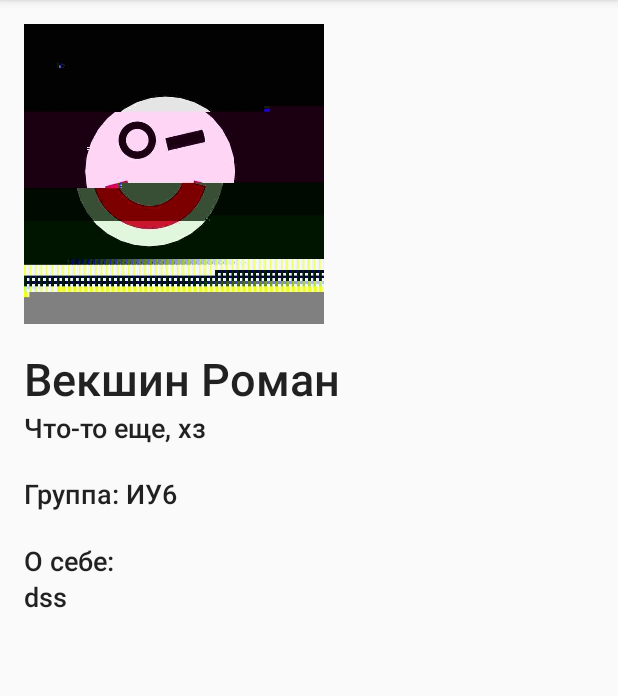
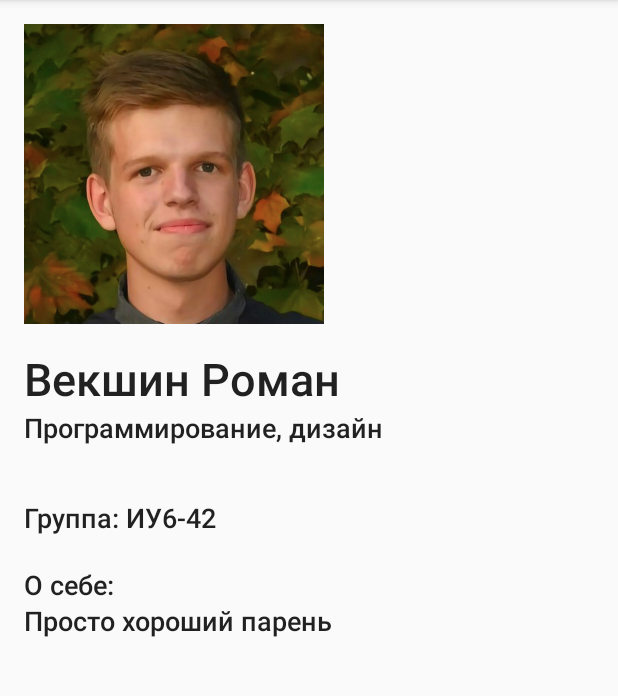
Before and after one commit to nikitko43/LawInfo, an Android app: the screen it shows after launch (DescriptionActivity), after a tap on "Векшин Роман", on a phone screen of 412 x 824 dp, the part 84-780 px from its top. Run offline under Robolectric (Android 15) with nearby library versions, the phone set to English and light mode, and no system bars.

Commit message:
Ласт коммит

```diff
--- a/app/src/main/AndroidManifest.xml
+++ b/app/src/main/AndroidManifest.xml
@@ -17,7 +17,8 @@
             </intent-filter>
         </activity>
         <activity android:name=".DescriptionActivity" />
-        <activity android:name=".EditActivity" />
+        <activity android:name=".EditActivity"
+            android:label="Изменение"/>
         <activity android:name=".LoginActivity"></activity>
     </application>
 
--- a/app/src/main/java/com/lawteam/lawinfo/EditActivity.java
+++ b/app/src/main/java/com/lawteam/lawinfo/EditActivity.java
@@ -50,7 +50,7 @@ public class EditActivity extends AppCompatActivity {
         System.out.println("------->" + id_selected);
         Person p = new Person(id_selected,
                 editName.getText().toString(), editGroup.getText().toString(),
-                editWorkingOn.getText().toString(), "", editDescription.getText().toString());
+                editWorkingOn.getText().toString(), editDescription.getText().toString());
 
         Team.team.set(id_selected, p);
         setResult(RESULT_OK, new Intent());
--- a/app/src/main/java/com/lawteam/lawinfo/Person.java
+++ b/app/src/main/java/com/lawteam/lawinfo/Person.java
@@ -5,18 +5,16 @@ import java.io.Serializable;
 public class Person implements Serializable {           //класс участника команды
     private int id;
     private String name;        //имя участника
-    private String urlPhoto;    //указание на местоположение фото участника с помощью URL
     private String group;       //учебная группа МГТУ им. Н.Э. Баумана
     private String workingOn;   //должность при разработке данного проекта
     private String description; //информация о себе
 
     //конструктор с параметрами
-    Person(int _id, String _name, String _group, String _workingOn, String _urlPhoto, String _description){
+    Person(int _id, String _name, String _group, String _workingOn, String _description){
         id = _id;
         name = _name;
         group = _group;
         workingOn = _workingOn;
-        urlPhoto = _urlPhoto;
         description = _description;
     }
 
@@ -36,11 +34,6 @@ public class Person implements Serializable {           //класс участ
         return workingOn;
     }
 
-    //возврат URL-пути фото участника
-    String getUrlPhoto(){
-        return urlPhoto;
-    }
-
     //возврат информации о себе
     String getDescription() {
         return description;
--- a/app/src/main/java/com/lawteam/lawinfo/Team.java
+++ b/app/src/main/java/com/lawteam/lawinfo/Team.java
@@ -13,16 +13,16 @@ public class Team {
     Team(){
         if (team.size() == 0) {
             team.add(new Person(0,"Реутов Никита", "ИУ5-43",
-                    "Капитан, красавчик", "dsf", "asdas"));
+                    "Капитан", "Красавчик"));
 
             team.add(new Person(1,"Кондратьев Максим", "ИУ5-43",
-                    "Чисто нихуя", "dsf", "asda"));
+                    "Проектирование, тестирование и отладка", "Гениальный лентяй"));
 
             team.add(new Person(2,"Чеснавский Марк", "ИУ5-43",
-                    "Программирование", "dsf", "asdas"));
+                    "Программирование, базы данных", "Водитель шкоды"));
 
-            team.add(new Person(3,"Векшин Роман", "ИУ6",
-                    "Что-то еще, хз", "dsf", "dss"));
+            team.add(new Person(3,"Векшин Роман", "ИУ6-42",
+                    "Программирование, дизайн", "Просто хороший парень"));
         }
     }
 }
--- a/app/src/main/res/layout/activity_description.xml
+++ b/app/src/main/res/layout/activity_description.xml
@@ -31,24 +31,29 @@
 
     <TextView
         android:id="@+id/DescrGroup"
-        android:layout_width="wrap_content"
+        android:layout_width="0dp"
         android:layout_height="wrap_content"
+        android:layout_marginEnd="20dp"
         android:layout_marginStart="16dp"
-        android:layout_marginTop="44dp"
+        android:layout_marginTop="60dp"
         android:text="TextView"
         android:textAppearance="@style/TextAppearance.AppCompat.Body2"
         android:textSize="18sp"
+        app:layout_constraintEnd_toEndOf="parent"
+        app:layout_constraintHorizontal_bias="0.0"
         app:layout_constraintStart_toStartOf="parent"
         app:layout_constraintTop_toBottomOf="@+id/DescrName" />
 
     <TextView
         android:id="@+id/DescrWorkingOn"
-        android:layout_width="wrap_content"
+        android:layout_width="0dp"
         android:layout_height="wrap_content"
+        android:layout_marginEnd="20dp"
         android:layout_marginStart="16dp"
         android:text="TextView"
         android:textAppearance="@style/TextAppearance.AppCompat.Body2"
         android:textSize="18sp"
+        app:layout_constraintEnd_toEndOf="parent"
         app:layout_constraintStart_toStartOf="parent"
         app:layout_constraintTop_toBottomOf="@+id/DescrName" />
 
```
Also changed, not shown: app/src/main/res/layout/activity_edit.xml (+12 -4 lines), app/src/main/res/layout/item.xml (+5 -3 lines), app/src/main/res/mipmap-hdpi/roman.png, 1 other file.
